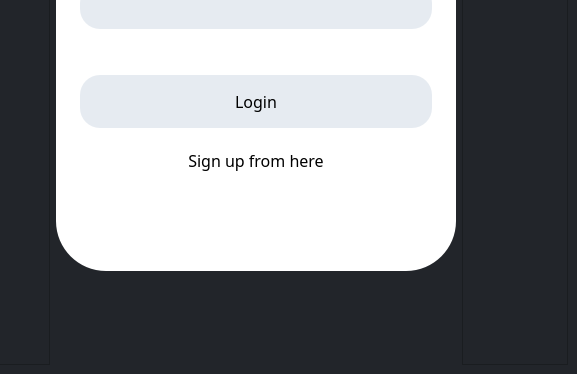
Qt form K/login.ui (burr1to/kaizen) before a commit; both pictures show x 703 to 1280 and y 346 to 720 of the 1280 by 720 pixel window.
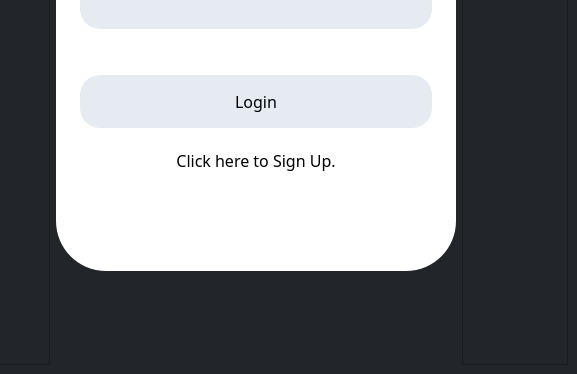
The same form after that commit. Icons and pictures are not drawn.

```diff
--- a/K/login.ui
+++ b/K/login.ui
@@ -232,12 +232,19 @@
             </font>
            </property>
            <property name="styleSheet">
-            <string notr="true">border:0px;
-font:16px;
+            <string notr="true">#signupbut{
+border:0px;
+font:16px;}
+#signupbut:hover{
+border:0px;
+font:17px;
+color:#34efa3}
+
+
 </string>
            </property>
            <property name="text">
-            <string>Sign up from here</string>
+            <string>Click here to Sign Up.</string>
            </property>
           </widget>
          </item>
```
